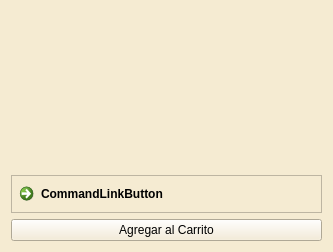
Before: the Qt Designer form movil/tarjeta_especialidades.ui in Bruno-DarkSouler/APP_ElBuenGusto, drawn with Qt 5.
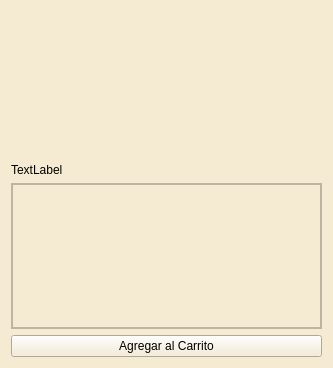
After: the same form once the commit is applied. Icons and pictures are not drawn.

Patch:
```diff
--- a/movil/tarjeta_especialidades.ui
+++ b/movil/tarjeta_especialidades.ui
@@ -7,7 +7,7 @@
     <x>0</x>
     <y>0</y>
     <width>333</width>
-    <height>252</height>
+    <height>368</height>
    </rect>
   </property>
   <property name="sizePolicy">
@@ -57,6 +57,13 @@
      </property>
     </widget>
    </item>
+   <item>
+    <widget class="QLabel" name="etiqueta_precio">
+     <property name="text">
+      <string>TextLabel</string>
+     </property>
+    </widget>
+   </item>
    <item>
     <widget class="QFrame" name="frame_condimentos">
      <property name="frameShape">
@@ -82,10 +89,25 @@
        <number>0</number>
       </property>
       <item>
-       <widget class="QCommandLinkButton" name="commandLinkButton">
-        <property name="text">
-         <string>CommandLinkButton</string>
+       <widget class="QScrollArea" name="scrollArea">
+        <property name="widgetResizable">
+         <bool>true</bool>
         </property>
+        <widget class="QWidget" name="scrollAreaWidgetContents">
+         <property name="geometry">
+          <rect>
+           <x>0</x>
+           <y>0</y>
+           <width>311</width>
+           <height>88</height>
+          </rect>
+         </property>
+         <layout class="QVBoxLayout" name="verticalLayout_3">
+          <item>
+           <layout class="QGridLayout" name="contenedor_condimentos"/>
+          </item>
+         </layout>
+        </widget>
        </widget>
       </item>
       <item>
```
Left out of the diff: 3 changed lines with no effect on the pictures.
